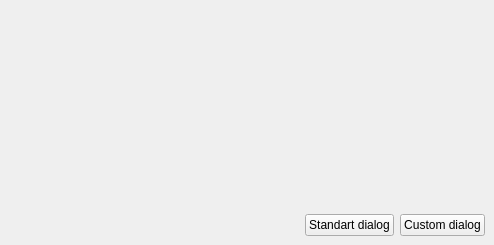
Old version of the form Qt-Widgets-Examples/QDialog-Example/src/view/ui/MainWindow.ui in the repository STyulenev/Qt-CPP-Examples.
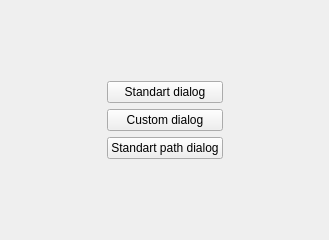
New version of the form.

Commit message: Added QFileDialog example

```diff
--- a/Qt-Widgets-Examples/QDialog-Example/src/view/ui/MainWindow.ui
+++ b/Qt-Widgets-Examples/QDialog-Example/src/view/ui/MainWindow.ui
@@ -6,23 +6,27 @@
    <rect>
     <x>0</x>
     <y>0</y>
-    <width>494</width>
-    <height>245</height>
+    <width>329</width>
+    <height>240</height>
    </rect>
   </property>
   <property name="windowTitle">
    <string>QDialog-Example</string>
   </property>
   <widget class="QWidget" name="centralwidget">
-   <layout class="QGridLayout" name="gridLayout_2">
-    <item row="0" column="0">
      <layout class="QGridLayout" name="gridLayout">
-      <item row="1" column="2">
-       <widget class="QPushButton" name="customDialogButton">
-        <property name="text">
-         <string>Custom dialog</string>
-        </property>
-       </widget>
+    <item row="0" column="1">
+     <spacer name="verticalSpacer">
+      <property name="orientation">
+       <enum>Qt::Vertical</enum>
+      </property>
+      <property name="sizeHint" stdset="0">
+       <size>
+        <width>20</width>
+        <height>59</height>
+       </size>
+      </property>
+     </spacer>
       </item>
       <item row="1" column="0">
        <spacer name="horizontalSpacer">
@@ -31,34 +35,63 @@
         </property>
         <property name="sizeHint" stdset="0">
          <size>
-          <width>40</width>
+        <width>88</width>
           <height>20</height>
          </size>
         </property>
        </spacer>
       </item>
-      <item row="0" column="2">
-       <spacer name="verticalSpacer">
-        <property name="orientation">
-         <enum>Qt::Vertical</enum>
-        </property>
-        <property name="sizeHint" stdset="0">
-         <size>
-          <width>20</width>
-          <height>40</height>
-         </size>
-        </property>
-       </spacer>
-      </item>
-      <item row="1" column="1">
+    <item row="1" column="1" colspan="2">
+     <layout class="QVBoxLayout" name="verticalLayout">
+      <item>
        <widget class="QPushButton" name="standartDialogButton">
         <property name="text">
          <string>Standart dialog</string>
         </property>
        </widget>
       </item>
+      <item>
+       <widget class="QPushButton" name="customDialogButton">
+        <property name="text">
+         <string>Custom dialog</string>
+        </property>
+       </widget>
+      </item>
+      <item>
+       <widget class="QPushButton" name="standartPathDialogButton">
+        <property name="text">
+         <string>Standart path dialog</string>
+        </property>
+       </widget>
+      </item>
      </layout>
     </item>
+    <item row="1" column="3">
+     <spacer name="horizontalSpacer_2">
+      <property name="orientation">
+       <enum>Qt::Horizontal</enum>
+      </property>
+      <property name="sizeHint" stdset="0">
+       <size>
+        <width>87</width>
+        <height>20</height>
+       </size>
+      </property>
+     </spacer>
+    </item>
+    <item row="2" column="2">
+     <spacer name="verticalSpacer_2">
+      <property name="orientation">
+       <enum>Qt::Vertical</enum>
+      </property>
+      <property name="sizeHint" stdset="0">
+       <size>
+        <width>20</width>
+        <height>59</height>
+       </size>
+      </property>
+     </spacer>
+    </item>
    </layout>
   </widget>
  </widget>
```
Lines whose indentation alone changed are shown as unchanged. The commit also changes 7 other files.
